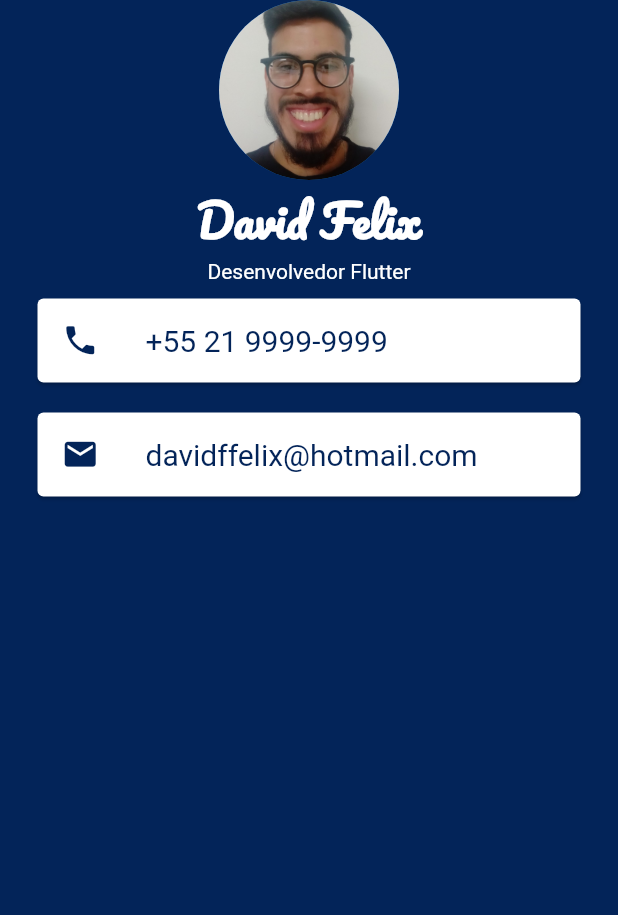
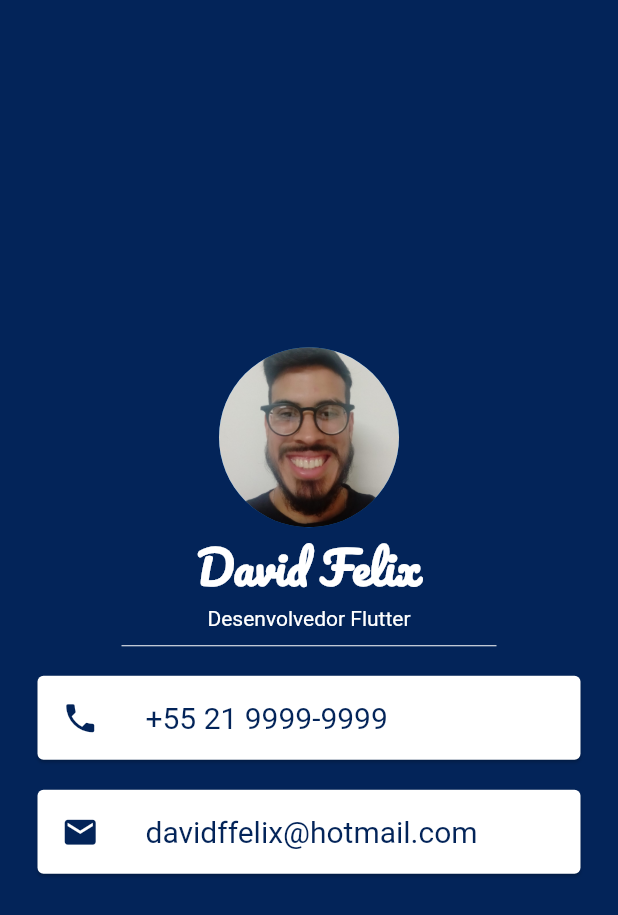
Before and after one commit to davidfffelix/My-Portfolio, a Flutter app: the screen it shows after launch, on a phone screen of 412 x 824 dp. Shown: the top 915 px of the screen. Run offline on Flutter 3.47's test engine with Material 2 defaults, Android fonts, the phone set to English and light mode, and no system bars.

Commit message:
Insert SizedBox with Divider

```diff
--- a/lib/main.dart
+++ b/lib/main.dart
@@ -16,6 +16,7 @@ class MeuApp extends StatelessWidget {
         backgroundColor: Color(0xff032459),
         body: SafeArea(
           child: Column(
+            mainAxisAlignment: MainAxisAlignment.center,
             children: [
               CircleAvatar(
                 backgroundImage: AssetImage('imagens/david.jpeg'),
@@ -30,23 +31,28 @@ class MeuApp extends StatelessWidget {
                   fontFamily: 'Pacifico',
                 ),
               ),
-              Text('Desenvolvedor Flutter',
+              Text(
+                'Desenvolvedor Flutter',
                 style: TextStyle(
                   color: Colors.white,
                 ),
               ),
+              SizedBox(
+                  height: 20,
+                  width: 250,
+                  child: Divider(
+                    color: Colors.white,
+                  )),
               Card(
-                color: Colors.white,
-                margin: EdgeInsets.symmetric(
-                    vertical: 10,
-                    horizontal: 25),
+                margin: EdgeInsets.symmetric(vertical: 10, horizontal: 25),
                 child: ListTile(
                   leading: Icon(
                     Icons.phone,
                     color: Color(0xff032459),
                     size: 25,
                   ),
-                    title: Text('+55 21 9999-9999',
+                  title: Text(
+                    '+55 21 9999-9999',
                     style: TextStyle(
                       color: Color(0xff032459),
                       fontSize: 20,
@@ -54,20 +60,16 @@ class MeuApp extends StatelessWidget {
                   ),
                 ),
               ),
-
-
               Card(
-                color: Colors. white,
-                margin: EdgeInsets.symmetric(
-                    vertical: 10,
-                    horizontal: 25),
+                margin: EdgeInsets.symmetric(vertical: 10, horizontal: 25),
                 child: ListTile(
                   leading: Icon(
                     Icons.email,
                     color: Color(0xff032459),
                     size: 25,
                   ),
-                    title: Text('davidffelix@hotmail.com',
+                  title: Text(
+                    'davidffelix@hotmail.com',
                     style: TextStyle(
                       color: Color(0xff032459),
                       fontSize: 20,
```
Lines whose indentation alone changed are shown as unchanged.
